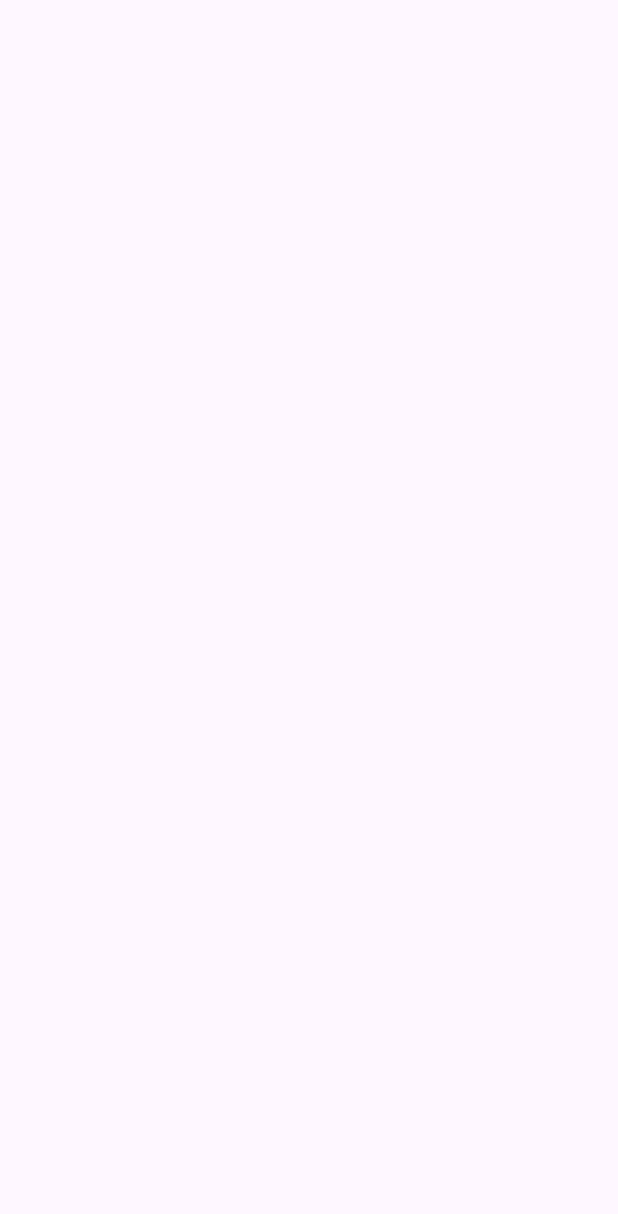
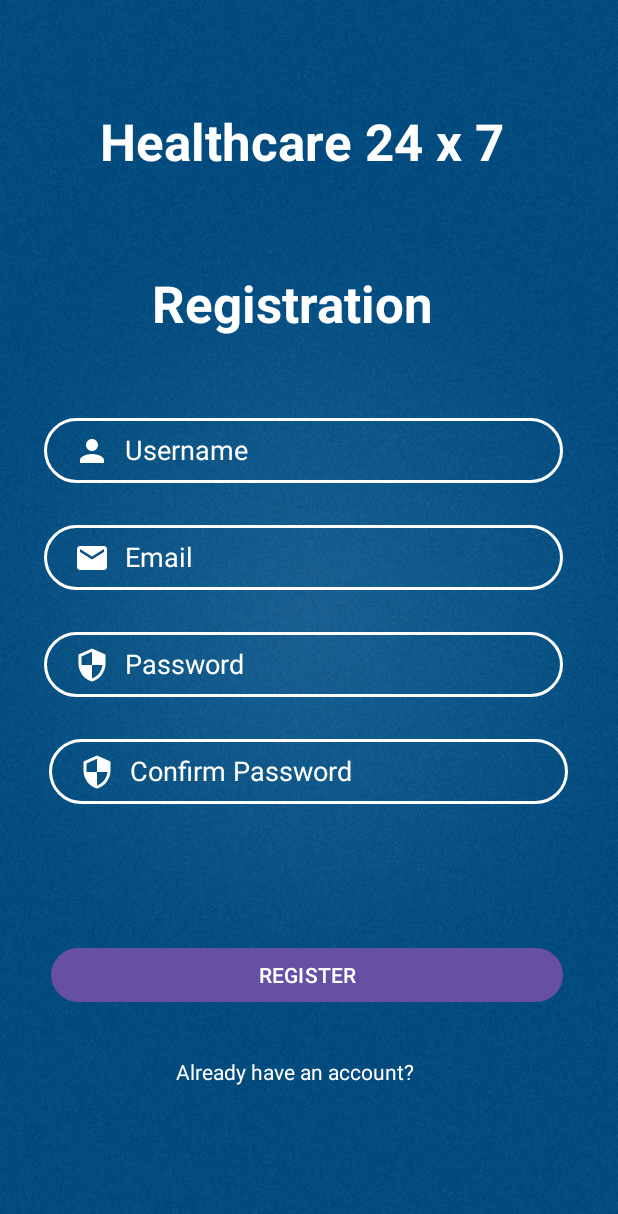
Before and after one commit to bhashana99/Healthcare-app-mobile, an Android app: the RegisterActivity screen opened directly, with no data from a screen before it, on a phone screen of 412 x 824 dp. Before the commit the part shown is empty. Shown: the top 1214 px of the screen. Run offline under Robolectric (Android 15) with nearby library versions, the phone set to English and light mode, and no system bars.

Commit message:
design register activity

```diff
--- a/app/src/main/res/layout/activity_register.xml
+++ b/app/src/main/res/layout/activity_register.xml
@@ -4,6 +4,149 @@
     xmlns:tools="http://schemas.android.com/tools"
     android:layout_width="match_parent"
     android:layout_height="match_parent"
+    android:background="@drawable/background"
     tools:context=".RegisterActivity">
 
+    <TextView
+        android:id="@+id/textView"
+        android:layout_width="279dp"
+        android:layout_height="57dp"
+        android:text="Healthcare 24 x 7"
+        android:textColor="@color/white"
+        android:textSize="34sp"
+        android:textStyle="bold"
+        app:layout_constraintBottom_toBottomOf="parent"
+        app:layout_constraintEnd_toEndOf="parent"
+        app:layout_constraintStart_toStartOf="parent"
+        app:layout_constraintTop_toTopOf="parent"
+        app:layout_constraintVertical_bias="0.093" />
+
+    <TextView
+        android:id="@+id/textView2"
+        android:layout_width="228dp"
+        android:layout_height="47dp"
+        android:text="Registration"
+        android:textColor="@color/colorWhite"
+        android:textSize="34sp"
+        android:textStyle="bold"
+        app:layout_constraintBottom_toBottomOf="parent"
+        app:layout_constraintEnd_toEndOf="parent"
+        app:layout_constraintHorizontal_bias="0.551"
+        app:layout_constraintStart_toStartOf="parent"
+        app:layout_constraintTop_toBottomOf="@+id/textView"
+        app:layout_constraintVertical_bias="0.078" />
+
+    <EditText
+        android:id="@+id/editTextRegUsername"
+        android:layout_width="346dp"
+        android:layout_height="43dp"
+        android:layout_marginTop="52dp"
+        android:background="@drawable/input_bg"
+        android:drawableLeft="@drawable/ic_baseline_person_24"
+        android:drawablePadding="10dp"
+        android:ems="10"
+        android:hint="Username"
+        android:inputType="text"
+        android:paddingLeft="20dp"
+        android:paddingTop="10dp"
+        android:paddingRight="10dp"
+        android:paddingBottom="10dp"
+        android:textColor="@color/colorWhite"
+        android:textColorHint="@color/colorWhite"
+        app:layout_constraintEnd_toEndOf="parent"
+        app:layout_constraintHorizontal_bias="0.446"
+        app:layout_constraintStart_toStartOf="parent"
+        app:layout_constraintTop_toBottomOf="@+id/textView2" />
+
+    <EditText
+        android:id="@+id/editTextRegEmail"
+        android:layout_width="346dp"
+        android:layout_height="43dp"
+        android:layout_marginTop="28dp"
+        android:background="@drawable/input_bg"
+        android:drawableLeft="@drawable/ic_baseline_email_24"
+        android:drawablePadding="10dp"
+        android:ems="10"
+        android:hint="Email"
+        android:inputType="text"
+        android:paddingLeft="20dp"
+        android:paddingTop="10dp"
+        android:paddingRight="10dp"
+        android:paddingBottom="10dp"
+        android:textColor="@color/colorWhite"
+        android:textColorHint="@color/colorWhite"
+        app:layout_constraintEnd_toEndOf="parent"
+        app:layout_constraintHorizontal_bias="0.446"
+        app:layout_constraintStart_toStartOf="parent"
+        app:layout_constraintTop_toBottomOf="@+id/editTextRegUsername" />
+
+    <EditText
+        android:id="@+id/editTextRegPassword"
+        android:layout_width="346dp"
+        android:layout_height="43dp"
+        android:layout_marginTop="28dp"
+        android:background="@drawable/input_bg"
+        android:drawableLeft="@drawable/ic_baseline_security_24"
+        android:drawablePadding="10dp"
+        android:ems="10"
+        android:hint="Password"
+        android:inputType="textPassword"
+        android:paddingLeft="20dp"
+        android:paddingTop="10dp"
+        android:paddingRight="10dp"
+        android:paddingBottom="10dp"
+        android:textColor="@color/colorWhite"
+        android:textColorHint="@color/colorWhite"
+        app:layout_constraintEnd_toEndOf="parent"
+        app:layout_constraintHorizontal_bias="0.446"
+        app:layout_constraintStart_toStartOf="parent"
+        app:layout_constraintTop_toBottomOf="@+id/editTextRegEmail" />
+
+    <EditText
+        android:id="@+id/editTextRegConfirmPassword"
+        android:layout_width="346dp"
+        android:layout_height="43dp"
+        android:layout_marginTop="28dp"
+        android:background="@drawable/input_bg"
+        android:drawableLeft="@drawable/ic_baseline_security_24"
+        android:drawablePadding="10dp"
+        android:ems="10"
+        android:hint="Confirm Password"
+        android:inputType="textPassword"
+        android:paddingLeft="20dp"
+        android:paddingTop="10dp"
+        android:paddingRight="10dp"
+        android:paddingBottom="10dp"
+        android:textColor="@color/colorWhite"
+        android:textColorHint="@color/colorWhite"
+        app:layout_constraintEnd_toEndOf="parent"
+        app:layout_constraintHorizontal_bias="0.492"
+        app:layout_constraintStart_toStartOf="parent"
+        app:layout_constraintTop_toBottomOf="@+id/editTextRegPassword" />
+
+    <Button
+        android:id="@+id/buttonRegister"
+        android:layout_width="341dp"
+        android:layout_height="44dp"
+        android:text="REGISTER"
+        app:layout_constraintBottom_toBottomOf="parent"
+        app:layout_constraintEnd_toEndOf="parent"
+        app:layout_constraintHorizontal_bias="0.485"
+        app:layout_constraintStart_toStartOf="parent"
+        app:layout_constraintTop_toBottomOf="@+id/editTextRegConfirmPassword"
+        app:layout_constraintVertical_bias="0.377" />
+
+    <TextView
+        android:id="@+id/textViewExitingUser"
+        android:layout_width="176dp"
+        android:layout_height="28dp"
+        android:text="Already have an account?"
+        android:textColor="@color/colorWhite"
+        app:layout_constraintBottom_toBottomOf="parent"
+        app:layout_constraintEnd_toEndOf="parent"
+        app:layout_constraintHorizontal_bias="0.497"
+        app:layout_constraintStart_toStartOf="parent"
+        app:layout_constraintTop_toBottomOf="@+id/buttonRegister"
+        app:layout_constraintVertical_bias="0.263" />
+
 </androidx.constraintlayout.widget.ConstraintLayout>
```
